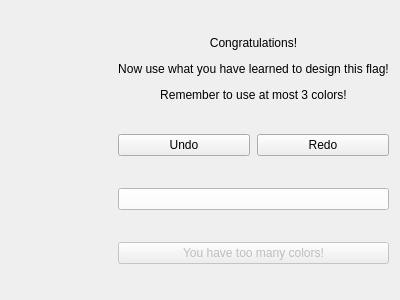
Old version of the form flagcoloringpuzzle.ui in the repository zxjorge/EDApp.
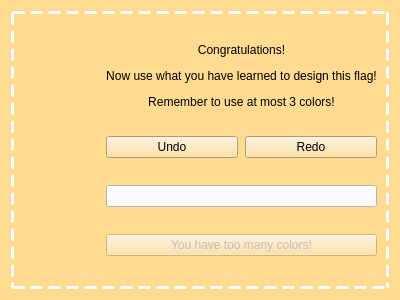
New version of the form. Custom widgets are drawn as their Qt base class.

Commit message: updated flagcoloringpuzzle ui to match lessons' UI

Diff of the .ui file:
```diff
--- a/flagcoloringpuzzle.ui
+++ b/flagcoloringpuzzle.ui
@@ -13,8 +13,21 @@
   <property name="windowTitle">
    <string>Form</string>
   </property>
+  <property name="styleSheet">
+   <string notr="true">background-color: rgb(255, 219, 146);
+</string>
+  </property>
   <layout class="QHBoxLayout" name="horizontalLayout">
    <item>
+    <widget class="QFrame" name="horizontalFrame">
+     <property name="styleSheet">
+      <string notr="true">QFrame#horizontalFrame {
+	border: 3px dashed white;
+}
+</string>
+     </property>
+     <layout class="QHBoxLayout" name="horizontalLayout_3">
+      <item>
     <widget class="FillableFlag" name="flag" native="true"/>
    </item>
    <item>
@@ -89,6 +102,9 @@
       </widget>
      </item>
     </layout>
+      </item>
+     </layout>
+    </widget>
    </item>
   </layout>
  </widget>
```
Lines whose indentation alone changed are shown as unchanged.
